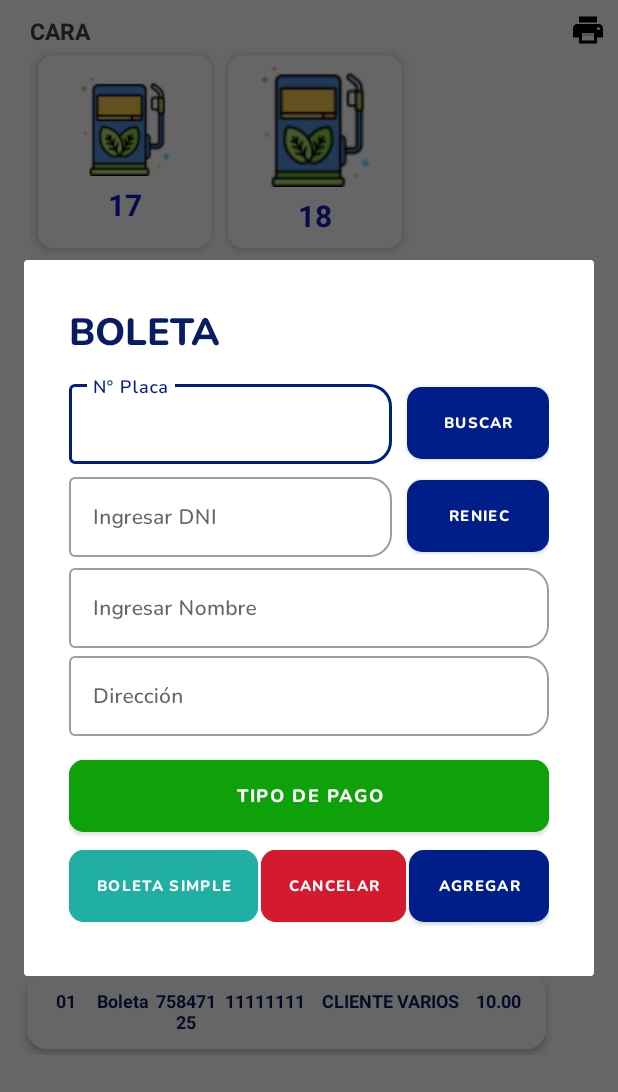
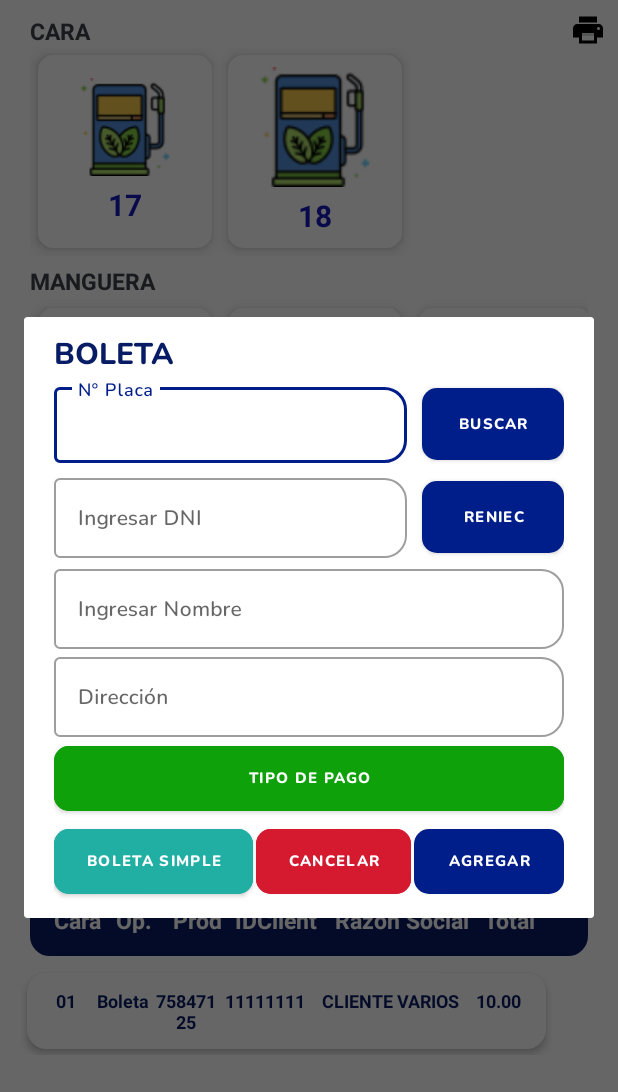
Before and after one commit to melinallacuag/Printama, an Android app: the fragment BoletaFragment placed in its activity, on a phone screen of 412 x 824 dp. Shown: the top 1092 px of the screen. Run offline under Robolectric (Android 15) with nearby library versions, the phone set to English and light mode, and no system bars.

Commit message:
se arreglo la estructura del modal y las validacion de la boleta

```diff
--- a/app/src/main/res/layout/fragment_boleta.xml
+++ b/app/src/main/res/layout/fragment_boleta.xml
@@ -11,7 +11,10 @@
         android:layout_width="380sp"
         android:layout_height="wrap_content"
         android:orientation="vertical"
-       android:padding="30sp"
+        android:paddingStart="20sp"
+        android:paddingEnd="20sp"
+        android:paddingTop="10sp"
+        android:paddingBottom="10sp"
         app:layout_constraintEnd_toEndOf="parent"
         app:layout_constraintStart_toStartOf="parent"
         app:layout_constraintTop_toTopOf="parent">
@@ -23,9 +26,8 @@
             android:layout_weight="1"
             android:fontFamily="@font/nunito_extrabold"
             android:text="BOLETA"
-            android:layout_marginBottom="10sp"
             android:textColor="#071C65"
-            android:textSize="25sp"
+            android:textSize="20sp"
             android:textStyle="bold" />
 
         <LinearLayout
@@ -48,9 +50,8 @@
                 <com.google.android.material.textfield.TextInputEditText
                     android:id="@+id/inputnplaca"
                     android:fontFamily="@font/nunito_semibold"
-                    android:textSize="14sp"
+                    android:textSize="12sp"
                     android:inputType="textCapCharacters"
-                    android:layout_weight="1"
                     android:layout_width="match_parent"
                     android:layout_height="wrap_content"/>
             </com.google.android.material.textfield.TextInputLayout>
@@ -94,7 +95,6 @@
                 android:textSize="14sp"
                 android:inputType="number"
                 android:maxLength="8"
-                android:layout_weight="1"
                 android:layout_width="match_parent"
                 android:layout_height="wrap_content"/>
 
@@ -132,7 +132,6 @@
                 android:fontFamily="@font/nunito_semibold"
                 android:textSize="14sp"
                 android:inputType="textCapCharacters"
-                android:layout_weight="1"
                 android:layout_width="match_parent"
                 android:layout_height="wrap_content"/>
 
@@ -154,7 +153,6 @@
                 android:id="@+id/inputdireccion"
                 android:fontFamily="@font/nunito_semibold"
                 android:textSize="14sp"
-                android:layout_weight="1"
                 android:inputType="textCapCharacters"
                 android:layout_width="match_parent"
                 android:layout_height="wrap_content"/>
@@ -163,14 +161,13 @@
         <Button
             android:id="@+id/btntipopago"
             android:layout_width="match_parent"
-            android:layout_height="60sp"
-            android:layout_marginTop="10sp"
+            android:layout_height="55sp"
             android:backgroundTint="#0FA10A"
             android:gravity="center"
             android:textColor="#fff"
             android:text="Tipo de pago"
             android:textAllCaps="true"
-            android:textSize="12sp"
+            android:textSize="10sp"
             android:fontFamily="@font/nunito_extrabold"
             app:cornerRadius="10sp"/>
 
@@ -181,7 +178,7 @@
             <Button
                 android:id="@+id/btngenerarcliente"
                 android:layout_width="wrap_content"
-                android:layout_height="60sp"
+                android:layout_height="55sp"
                 android:text="Boleta Simple"
                 android:layout_marginEnd="2sp"
                 android:layout_gravity="center"
@@ -196,9 +193,8 @@
             <Button
                 android:id="@+id/btncancelarboleta"
                 android:layout_width="wrap_content"
-                android:layout_height="60sp"
+                android:layout_height="55sp"
                 android:text="Cancelar"
-                android:layout_marginEnd="2sp"
                 android:fontFamily="@font/nunito_extrabold"
                 android:layout_gravity="center"
                 android:textAllCaps="true"
@@ -206,21 +202,22 @@
                 android:textColor="#fff"
                 android:textSize="10sp"
                 app:cornerRadius="10sp"
-                android:layout_weight="1"
-                android:layout_marginRight="2sp" />
+                android:layout_weight="1" />
 
             <Button
                 android:id="@+id/btnagregarboleta"
                 android:layout_width="wrap_content"
-                android:layout_height="60sp"
+                android:layout_height="55sp"
                 android:text="Agregar"
+                android:layout_marginStart="2sp"
                 android:layout_gravity="center"
                 android:textAllCaps="true"
                 android:textColor="#fff"
                 android:textSize="10sp"
                 android:fontFamily="@font/nunito_extrabold"
                 app:cornerRadius="10sp"
-                android:layout_weight="1"/>
+                android:layout_weight="1"
+                android:layout_marginLeft="2sp" />
         </LinearLayout>
     </LinearLayout>
 
```
Also changed, not shown: app/src/main/java/com/anggastudio/sample/BoletaFragment.java (+50 -57 lines).
